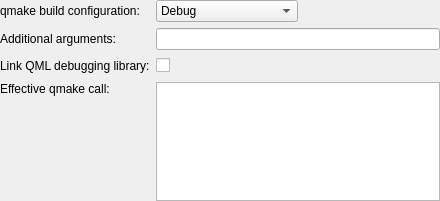
Qt form src/plugins/qmakeprojectmanager/qmakestep.ui (qt-creator/qt-creator) before a commit.
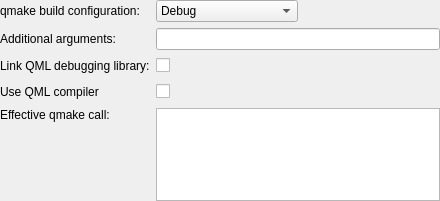
The same form after that commit. Icons and pictures are not drawn.

Commit message: QmakeProject: Add a checkbox for use of the Qt Quick Compiler

Diff of the .ui file:
```diff
--- a/src/plugins/qmakeprojectmanager/qmakestep.ui
+++ b/src/plugins/qmakeprojectmanager/qmakestep.ui
@@ -154,6 +154,65 @@
     </widget>
    </item>
    <item row="3" column="0">
+    <widget class="QLabel" name="qtQuickCompilerLabel">
+     <property name="text">
+      <string>Use QML compiler</string>
+     </property>
+    </widget>
+   </item>
+   <item row="3" column="1">
+    <widget class="QWidget" name="widget_3" native="true">
+     <layout class="QHBoxLayout" name="horizontalLayout_4">
+      <property name="leftMargin">
+       <number>0</number>
+      </property>
+      <property name="topMargin">
+       <number>0</number>
+      </property>
+      <property name="rightMargin">
+       <number>0</number>
+      </property>
+      <property name="bottomMargin">
+       <number>0</number>
+      </property>
+      <item>
+       <widget class="QCheckBox" name="qtQuickCompilerCheckBox">
+        <property name="text">
+         <string/>
+        </property>
+       </widget>
+      </item>
+      <item>
+       <widget class="QLabel" name="qtQuickCompilerWarningIcon">
+        <property name="pixmap">
+         <pixmap resource="../coreplugin/core.qrc">:/core/images/warning.png</pixmap>
+        </property>
+       </widget>
+      </item>
+      <item>
+       <widget class="QLabel" name="qtQuickCompilerWarningText">
+        <property name="text">
+         <string/>
+        </property>
+       </widget>
+      </item>
+      <item>
+       <spacer name="horizontalSpacer_3">
+        <property name="orientation">
+         <enum>Qt::Horizontal</enum>
+        </property>
+        <property name="sizeHint" stdset="0">
+         <size>
+          <width>40</width>
+          <height>20</height>
+         </size>
+        </property>
+       </spacer>
+      </item>
+     </layout>
+    </widget>
+   </item>
+   <item row="4" column="0">
     <widget class="QLabel" name="label">
      <property name="text">
       <string>Effective qmake call:</string>
@@ -163,7 +222,7 @@
      </property>
     </widget>
    </item>
-   <item row="3" column="1">
+   <item row="4" column="1">
     <widget class="QPlainTextEdit" name="qmakeArgumentsEdit">
      <property name="enabled">
       <bool>true</bool>
```
Left out of the diff: 1 changed line with no effect on the pictures. The commit also changes 4 other files.
